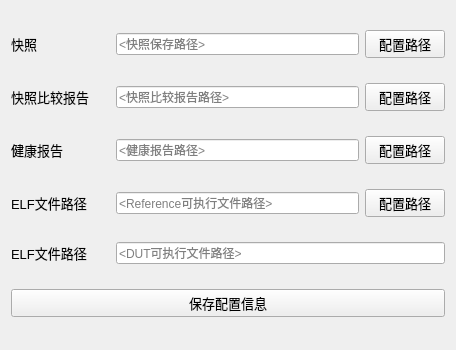
This is ui/ClientConf.ui in zfcfuture/CADS as Qt 5 draws it before an edit. The edited form follows.
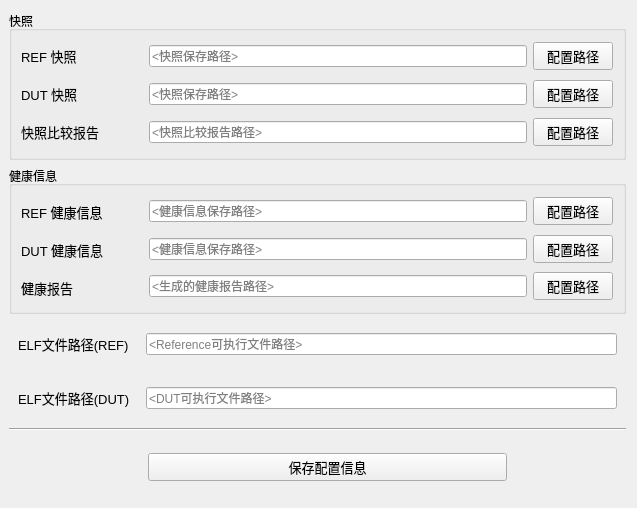
This is the edited form.

What changed in the file:
```diff
--- a/ui/ClientConf.ui
+++ b/ui/ClientConf.ui
@@ -6,8 +6,8 @@
    <rect>
     <x>0</x>
     <y>0</y>
-    <width>456</width>
-    <height>350</height>
+    <width>637</width>
+    <height>508</height>
    </rect>
   </property>
   <property name="minimumSize">
@@ -25,15 +25,36 @@
   <property name="windowTitle">
    <string>Form</string>
   </property>
-  <layout class="QVBoxLayout" name="verticalLayout">
+  <layout class="QVBoxLayout" name="verticalLayout_3" stretch="0,0,0,0,0,0">
+   <property name="leftMargin">
+    <number>9</number>
+   </property>
+   <item>
+    <widget class="QGroupBox" name="groupBox">
+     <property name="title">
+      <string>快照</string>
+     </property>
+     <layout class="QVBoxLayout" name="verticalLayout_2">
+      <property name="leftMargin">
+       <number>9</number>
+      </property>
+      <property name="rightMargin">
+       <number>10</number>
+      </property>
    <item>
     <layout class="QHBoxLayout" name="horizontalLayout_3">
      <item>
       <widget class="QLabel" name="label_2">
        <property name="minimumSize">
         <size>
-         <width>99</width>
-         <height>0</height>
+            <width>122</width>
+            <height>32</height>
+           </size>
+          </property>
+          <property name="maximumSize">
+           <size>
+            <width>122</width>
+            <height>16777215</height>
         </size>
        </property>
        <property name="font">
@@ -42,7 +63,7 @@
         </font>
        </property>
        <property name="text">
-        <string>快照            </string>
+           <string>REF 快照 </string>
        </property>
       </widget>
      </item>
@@ -67,14 +88,67 @@
      </item>
     </layout>
    </item>
+      <item>
+       <layout class="QHBoxLayout" name="horizontalLayout_7">
+        <item>
+         <widget class="QLabel" name="label_7">
+          <property name="minimumSize">
+           <size>
+            <width>122</width>
+            <height>32</height>
+           </size>
+          </property>
+          <property name="maximumSize">
+           <size>
+            <width>122</width>
+            <height>16777215</height>
+           </size>
+          </property>
+          <property name="font">
+           <font>
+            <pointsize>10</pointsize>
+           </font>
+          </property>
+          <property name="text">
+           <string>DUT 快照 </string>
+          </property>
+         </widget>
+        </item>
+        <item>
+         <widget class="QLineEdit" name="lineEdit_2">
+          <property name="placeholderText">
+           <string>&lt;快照保存路径&gt;</string>
+          </property>
+         </widget>
+        </item>
+        <item>
+         <widget class="QPushButton" name="selectButton_2">
+          <property name="font">
+           <font>
+            <pointsize>10</pointsize>
+           </font>
+          </property>
+          <property name="text">
+           <string>配置路径</string>
+          </property>
+         </widget>
+        </item>
+       </layout>
+      </item>
    <item>
     <layout class="QHBoxLayout" name="horizontalLayout_4">
      <item>
       <widget class="QLabel" name="label_3">
        <property name="minimumSize">
         <size>
-         <width>99</width>
-         <height>0</height>
+            <width>122</width>
+            <height>32</height>
+           </size>
+          </property>
+          <property name="maximumSize">
+           <size>
+            <width>122</width>
+            <height>16777215</height>
         </size>
        </property>
        <property name="font">
@@ -88,14 +162,120 @@
       </widget>
      </item>
      <item>
-      <widget class="QLineEdit" name="lineEdit_2">
+         <widget class="QLineEdit" name="lineEdit_3">
        <property name="placeholderText">
         <string>&lt;快照比较报告路径&gt;</string>
        </property>
       </widget>
      </item>
      <item>
-      <widget class="QPushButton" name="selectButton_2">
+         <widget class="QPushButton" name="selectButton_3">
+          <property name="font">
+           <font>
+            <pointsize>10</pointsize>
+           </font>
+          </property>
+          <property name="text">
+           <string>配置路径</string>
+          </property>
+         </widget>
+        </item>
+       </layout>
+      </item>
+     </layout>
+    </widget>
+   </item>
+   <item>
+    <widget class="QGroupBox" name="groupBox_2">
+     <property name="title">
+      <string>健康信息 </string>
+     </property>
+     <layout class="QVBoxLayout" name="verticalLayout">
+      <property name="rightMargin">
+       <number>10</number>
+      </property>
+      <item>
+       <layout class="QHBoxLayout" name="horizontalLayout_9">
+        <item>
+         <widget class="QLabel" name="label_9">
+          <property name="minimumSize">
+           <size>
+            <width>122</width>
+            <height>34</height>
+           </size>
+          </property>
+          <property name="maximumSize">
+           <size>
+            <width>122</width>
+            <height>16777215</height>
+           </size>
+          </property>
+          <property name="font">
+           <font>
+            <pointsize>10</pointsize>
+           </font>
+          </property>
+          <property name="text">
+           <string>REF 健康信息 </string>
+          </property>
+         </widget>
+        </item>
+        <item>
+         <widget class="QLineEdit" name="lineEdit_4">
+          <property name="placeholderText">
+           <string>&lt;健康信息保存路径&gt;</string>
+          </property>
+         </widget>
+        </item>
+        <item>
+         <widget class="QPushButton" name="selectButton_4">
+          <property name="font">
+           <font>
+            <pointsize>10</pointsize>
+           </font>
+          </property>
+          <property name="text">
+           <string>配置路径</string>
+          </property>
+         </widget>
+        </item>
+       </layout>
+      </item>
+      <item>
+       <layout class="QHBoxLayout" name="horizontalLayout_8">
+        <item>
+         <widget class="QLabel" name="label_8">
+          <property name="minimumSize">
+           <size>
+            <width>122</width>
+            <height>34</height>
+           </size>
+          </property>
+          <property name="maximumSize">
+           <size>
+            <width>122</width>
+            <height>16777215</height>
+           </size>
+          </property>
+          <property name="font">
+           <font>
+            <pointsize>10</pointsize>
+           </font>
+          </property>
+          <property name="text">
+           <string>DUT 健康信息 </string>
+          </property>
+         </widget>
+        </item>
+        <item>
+         <widget class="QLineEdit" name="lineEdit_5">
+          <property name="placeholderText">
+           <string>&lt;健康信息保存路径&gt;</string>
+          </property>
+         </widget>
+        </item>
+        <item>
+         <widget class="QPushButton" name="selectButton_5">
        <property name="font">
         <font>
          <pointsize>10</pointsize>
@@ -114,8 +294,14 @@
       <widget class="QLabel" name="label_4">
        <property name="minimumSize">
         <size>
-         <width>99</width>
-         <height>0</height>
+            <width>122</width>
+            <height>34</height>
+           </size>
+          </property>
+          <property name="maximumSize">
+           <size>
+            <width>122</width>
+            <height>16777215</height>
         </size>
        </property>
        <property name="font">
@@ -129,14 +315,14 @@
       </widget>
      </item>
      <item>
-      <widget class="QLineEdit" name="lineEdit_3">
+         <widget class="QLineEdit" name="lineEdit_6">
        <property name="placeholderText">
-        <string>&lt;健康报告路径&gt;</string>
+           <string>&lt;生成的健康报告路径&gt;</string>
        </property>
       </widget>
      </item>
      <item>
-      <widget class="QPushButton" name="selectButton_3">
+         <widget class="QPushButton" name="selectButton_6">
        <property name="font">
         <font>
          <pointsize>10</pointsize>
@@ -148,15 +334,30 @@
       </widget>
      </item>
     </layout>
+      </item>
+     </layout>
+    </widget>
    </item>
    <item>
     <layout class="QHBoxLayout" name="horizontalLayout">
+     <property name="leftMargin">
+      <number>9</number>
+     </property>
+     <property name="rightMargin">
+      <number>9</number>
+     </property>
      <item>
       <widget class="QLabel" name="label_5">
        <property name="minimumSize">
         <size>
-         <width>99</width>
-         <height>0</height>
+         <width>122</width>
+         <height>48</height>
+        </size>
+       </property>
+       <property name="maximumSize">
+        <size>
+         <width>122</width>
+         <height>16777215</height>
         </size>
        </property>
        <property name="font">
@@ -165,39 +366,39 @@
         </font>
        </property>
        <property name="text">
-        <string>ELF文件路径</string>
+        <string>ELF文件路径(REF)</string>
        </property>
       </widget>
      </item>
      <item>
-      <widget class="QLineEdit" name="lineEdit_4">
+      <widget class="QLineEdit" name="lineEdit_7">
        <property name="placeholderText">
         <string>&lt;Reference可执行文件路径&gt;</string>
        </property>
       </widget>
      </item>
-     <item>
-      <widget class="QPushButton" name="selectButton_4">
-       <property name="font">
-        <font>
-         <pointsize>10</pointsize>
-        </font>
-       </property>
-       <property name="text">
-        <string>配置路径</string>
-       </property>
-      </widget>
-     </item>
     </layout>
    </item>
    <item>
     <layout class="QHBoxLayout" name="horizontalLayout_6">
+     <property name="leftMargin">
+      <number>9</number>
+     </property>
+     <property name="rightMargin">
+      <number>9</number>
+     </property>
      <item>
       <widget class="QLabel" name="label_6">
        <property name="minimumSize">
         <size>
-         <width>99</width>
-         <height>0</height>
+         <width>122</width>
+         <height>48</height>
+        </size>
+       </property>
+       <property name="maximumSize">
+        <size>
+         <width>122</width>
+         <height>16777215</height>
         </size>
        </property>
        <property name="font">
@@ -206,12 +407,12 @@
         </font>
        </property>
        <property name="text">
-        <string>ELF文件路径</string>
+        <string>ELF文件路径(DUT)</string>
        </property>
       </widget>
      </item>
      <item>
-      <widget class="QLineEdit" name="lineEdit_5">
+      <widget class="QLineEdit" name="lineEdit_8">
        <property name="minimumSize">
         <size>
          <width>245</width>
@@ -226,6 +427,44 @@
     </layout>
    </item>
    <item>
+    <widget class="Line" name="line">
+     <property name="orientation">
+      <enum>Qt::Horizontal</enum>
+     </property>
+    </widget>
+   </item>
+   <item>
+    <layout class="QHBoxLayout" name="horizontalLayout_2" stretch="1,0,3,1">
+     <item>
+      <spacer name="horizontalSpacer">
+       <property name="orientation">
+        <enum>Qt::Horizontal</enum>
+       </property>
+       <property name="sizeHint" stdset="0">
+        <size>
+         <width>40</width>
+         <height>20</height>
+        </size>
+       </property>
+      </spacer>
+     </item>
+     <item>
+      <spacer name="verticalSpacer">
+       <property name="orientation">
+        <enum>Qt::Vertical</enum>
+       </property>
+       <property name="sizeType">
+        <enum>QSizePolicy::Fixed</enum>
+       </property>
+       <property name="sizeHint" stdset="0">
+        <size>
+         <width>20</width>
+         <height>60</height>
+        </size>
+       </property>
+      </spacer>
+     </item>
+     <item>
     <widget class="QPushButton" name="saveConfButton">
      <property name="font">
       <font>
@@ -236,6 +475,21 @@
       <string>保存配置信息</string>
      </property>
     </widget>
+     </item>
+     <item>
+      <spacer name="horizontalSpacer_2">
+       <property name="orientation">
+        <enum>Qt::Horizontal</enum>
+       </property>
+       <property name="sizeHint" stdset="0">
+        <size>
+         <width>40</width>
+         <height>20</height>
+        </size>
+       </property>
+      </spacer>
+     </item>
+    </layout>
    </item>
   </layout>
  </widget>
```
Lines whose indentation alone changed are shown as unchanged.
